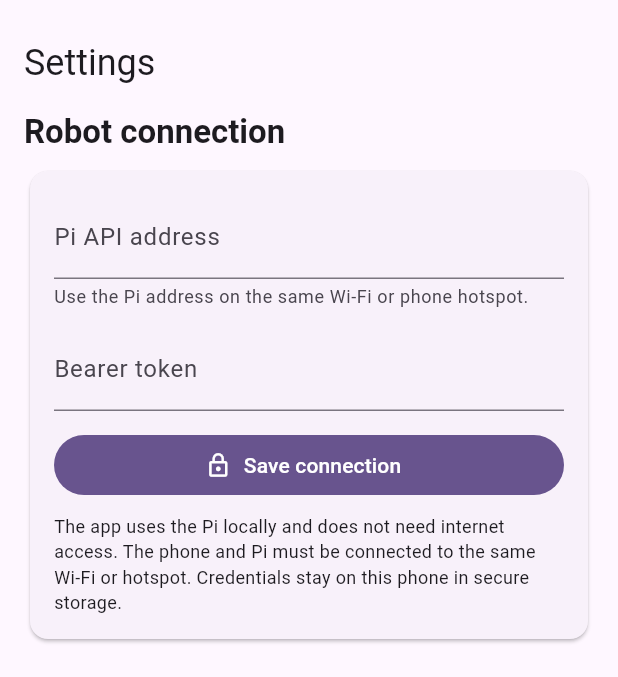
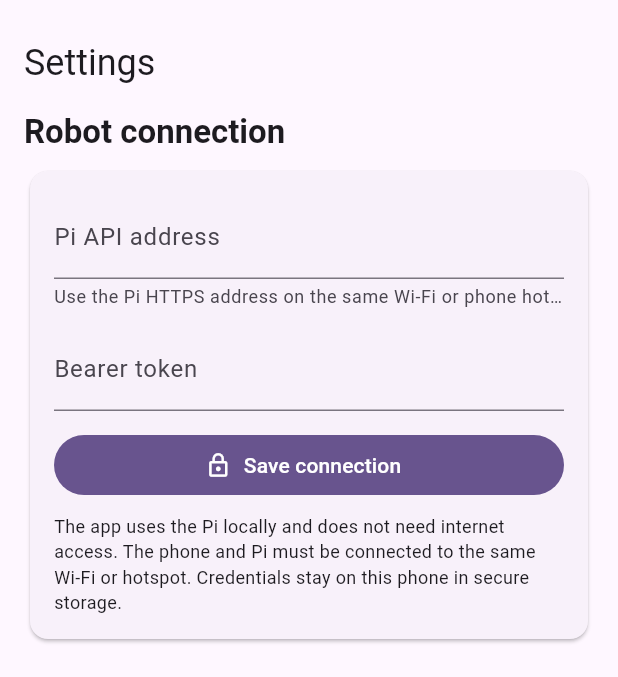
Before and after one commit to sg9242182-bot/ThashuRobot, a Flutter app: the screen it shows after launch, item 3 of the bottom bar chosen, on a phone screen of 412 x 824 dp, the part 63-740 px from its top. Run offline on Flutter 3.47's test engine with Material 3 defaults, Android fonts, the phone set to English and light mode, and no system bars; our stand-ins replace flutter_secure_storage.

Commit message:
Show HTTPS Pi address format in Settings

```diff
--- a/mobile/flutter/lib/features/settings/settings_page.dart
+++ b/mobile/flutter/lib/features/settings/settings_page.dart
@@ -117,8 +117,8 @@ class _SettingsPageState extends State<SettingsPage> {
                   autocorrect: false,
                   decoration: const InputDecoration(
                     labelText: 'Pi API address',
-                    hintText: 'http://192.168.1.20:8000',
-                    helperText: 'Use the Pi address on the same Wi-Fi or phone hotspot.',
+                    hintText: 'https://thashu.local:8000',
+                    helperText: 'Use the Pi HTTPS address on the same Wi-Fi or phone hotspot.',
                   ),
                 ),
                 const SizedBox(height: 12),
```
